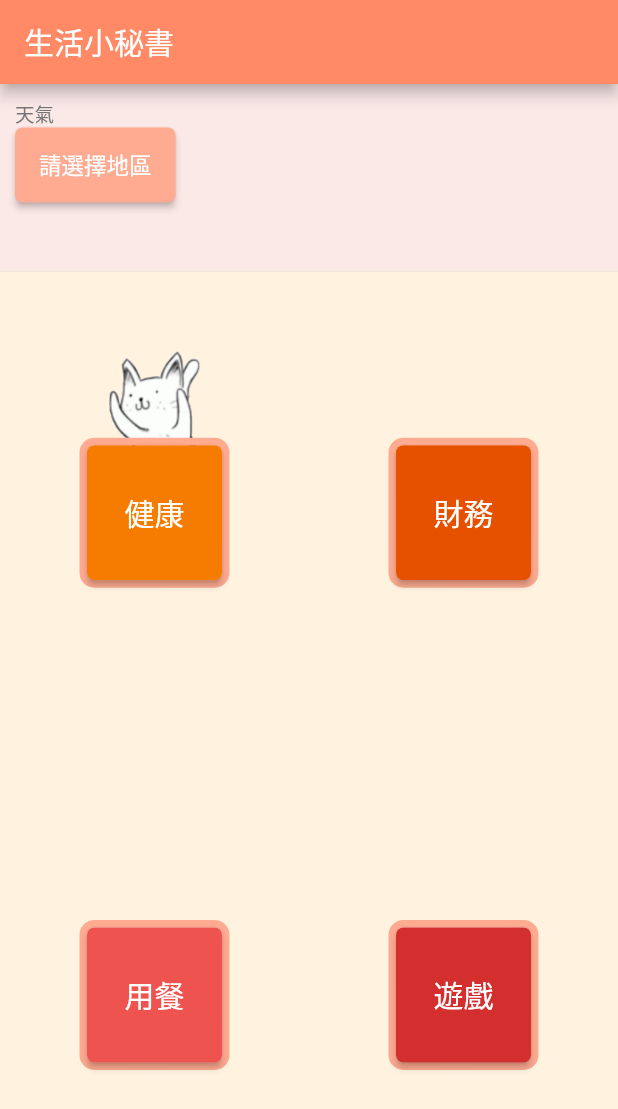
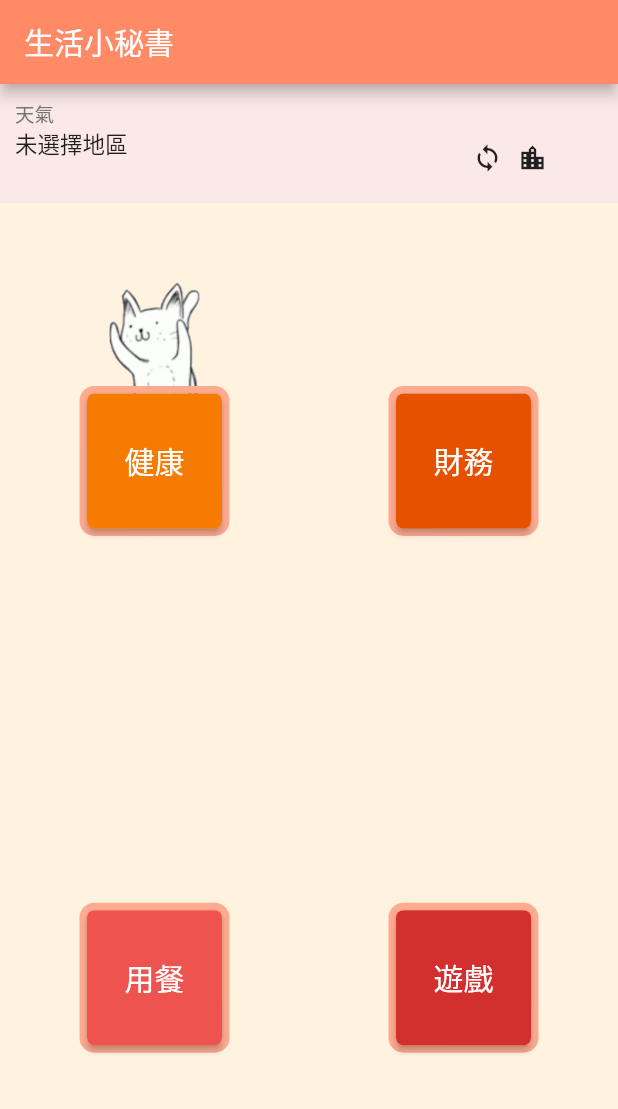
Before and after one commit to sstingo/little_sercetary, a Flutter app: the screen it shows after launch, on a phone screen of 412 x 824 dp. Shown: the top 1109 px of the screen. Run offline on Flutter 3.47's test engine with Material 2 defaults, Android fonts, the phone set to English and light mode, and no system bars.

Commit message:
更新鈕

```diff
--- a/lib/main.dart
+++ b/lib/main.dart
@@ -88,15 +88,99 @@ class _MyHomePageState extends State<MyHomePage> {
                     color: Colors.grey[600],
                   ),
                 ),
+                // Container(
+                //   // width: 100,
+                //   height: buttonHeight,
+                //   // height: 50, ////////////////////////
+                //   child: RaisedButton(
+                //     color: Colors.deepOrange[200],
+                //     shape: RoundedRectangleBorder(
+                //       borderRadius: BorderRadius.all(Radius.circular(5)),
+                //     ),
+                //     onPressed: () async {
+                //       var locations = await showAlert(context);
+                //       weatherData = await getData();
+                //       setState(() {
+                //         try {
+                //           if (locations.index == 0) {
+                //             _locations = 22;
+                //             buttonHeight = 50;
+                //           } else {
+                //             _locations = locations.index;
+                //             buttonHeight = 0;
+                //             updateWeather();
+                //           }
+                //         } catch (e) {
+                //           print('fail');
+                //         }
+                //       });
+                //     },
+                //     child: Text(
+                //       '請選擇地區',
+                //       style: TextStyle(fontSize: 15, color: Colors.white),
+                //     ),
+                //   ),
+                // ),
+                Row(
+                  children: <Widget>[
                     Container(
-                  // width: 100,
-                  // height: buttonHeight,
-                  height: 50, ////////////////////////
-                  child: RaisedButton(
-                    color: Colors.deepOrange[200],
-                    shape: RoundedRectangleBorder(
-                      borderRadius: BorderRadius.all(Radius.circular(5)),
+                      width: 300,
+                      child: Column(
+                        crossAxisAlignment: CrossAxisAlignment.start,
+                        children: <Widget>[
+                          Text(
+                            '${_locations >= 22 ? "未選擇地區" : cityName}' +
+                                '${_locations >= 22 ? "" : " 💧"}' +
+                                '${_locations >= 22 ? "" : pop}' +
+                                '${_locations >= 22 ? "" : "%"}',
+                            style: TextStyle(
+                              fontSize: 15.0,
                             ),
+                          ),
+                          Text(
+                            '${_locations >= 22 ? "" : wxIcon}' +
+                                '${_locations >= 22 ? "" : minT}' +
+                                '${_locations >= 22 ? "" : "°c~"}' +
+                                '${_locations >= 22 ? "" : maxT}' +
+                                '${_locations >= 22 ? "" : "°c"}',
+                            style: TextStyle(
+                              fontSize: 15.0,
+                            ),
+                          ),
+                        ],
+                      ),
+                    ),
+                    Align(
+                      alignment: Alignment.centerRight,
+                      child: Container(
+                        width: 30,
+                        height: 30,
+                        child: IconButton(
+                          iconSize: 20,
+                          padding: EdgeInsets.all(5),
+                          icon: Icon(Icons.sync),
+                          onPressed: () async {
+                            weatherData = await getData();
+                            setState(() {
+                              try {
+                                updateWeather();
+                              } catch (e) {
+                                print('fail');
+                              }
+                            });
+                          },
+                        ),
+                      ),
+                    ),
+                    Align(
+                      alignment: Alignment.centerRight,
+                      child: Container(
+                        width: 30,
+                        height: 30,
+                        child: IconButton(
+                          iconSize: 20,
+                          padding: EdgeInsets.all(5),
+                          icon: Icon(Icons.location_city),
                           onPressed: () async {
                             var locations = await showAlert(context);
                             weatherData = await getData();
@@ -115,30 +199,10 @@ class _MyHomePageState extends State<MyHomePage> {
                               }
                             });
                           },
-                    child: Text(
-                      '請選擇地區',
-                      style: TextStyle(fontSize: 15, color: Colors.white),
                         ),
                       ),
                     ),
-                Text(
-                  '${_locations >= 22 ? "" : cityName}' +
-                      '${_locations >= 22 ? "" : " 💧"}' +
-                      '${_locations >= 22 ? "" : pop}' +
-                      '${_locations >= 22 ? "" : "%"}',
-                  style: TextStyle(
-                    fontSize: 15.0,
-                  ),
-                ),
-                Text(
-                  '${_locations >= 22 ? "" : wxIcon}' +
-                      '${_locations >= 22 ? "" : minT}' +
-                      '${_locations >= 22 ? "" : "°c~"}' +
-                      '${_locations >= 22 ? "" : maxT}' +
-                      '${_locations >= 22 ? "" : "°c"}',
-                  style: TextStyle(
-                    fontSize: 15.0,
-                  ),
+                  ],
                 ),
               ],
             ),
```
Lines whose indentation alone changed are shown as unchanged.
